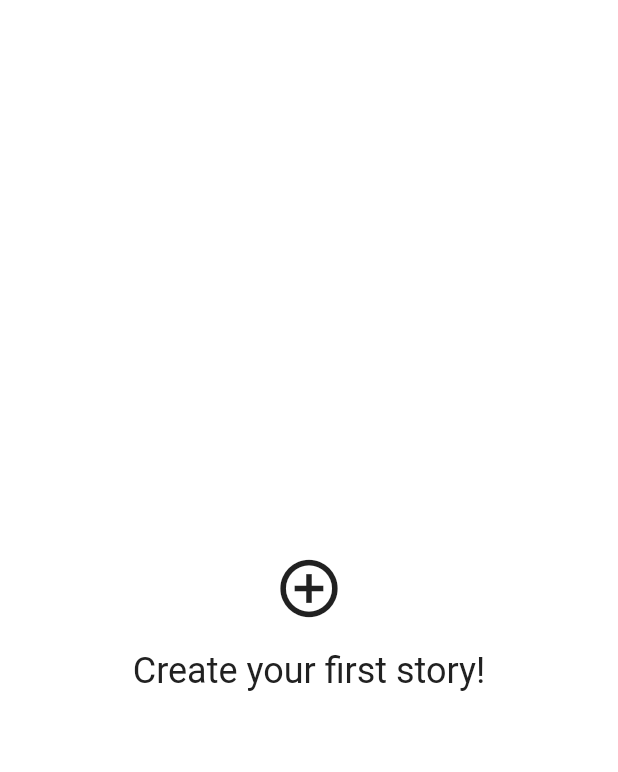
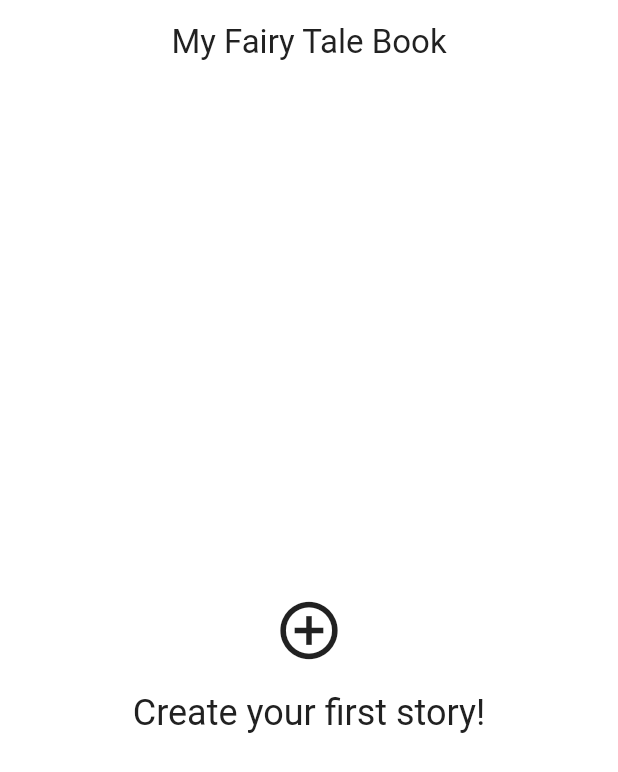
Before and after one commit to grycmat/pillow-of-dreams, a Flutter app: the DashboardPage screen opened by its route, on a phone screen of 412 x 824 dp. Shown: the top 772 px of the screen. Run offline on Flutter 3.47's test engine with Material 2 defaults, Android fonts, the phone set to English and light mode, and no system bars; our stand-ins replace dio, flutter_dotenv, flutter_spinkit, get_it, go_router, injectable and 1 more; accounts and stored records are empty; generated files the repository leaves out were written again.

Commit message:
ready to beta release

```diff
--- a/lib/l10n/intl_en.arb
+++ b/lib/l10n/intl_en.arb
@@ -20,5 +20,6 @@
   "save": "Save",
   "cancel": "Cancel",
   "nameTheStory": "Name the Story",
-  "pillowOfDreams": "Pillow Of Dreams"
+  "pillowOfDreams": "Pillow Of Dreams",
+  "myFairyTaleBook":  "My Fairy Tale Book"
 }
--- a/lib/l10n/intl_pl.arb
+++ b/lib/l10n/intl_pl.arb
@@ -20,5 +20,6 @@
   "save": "Zapisz",
   "cancel": "Anuluj",
   "nameTheStory": "Nazwij swoją historię",
-  "pillowOfDreams": "Poduszka Marzeń"
+  "pillowOfDreams": "Poduszka Marzeń",
+  "myFairyTaleBook":  "Moja Księga Baśni"
 }
--- a/lib/pages/dashboard.page.dart
+++ b/lib/pages/dashboard.page.dart
@@ -13,6 +13,7 @@ class DashboardPage extends StatelessWidget {
   @override
   Widget build(BuildContext context) {
     return Scaffold(
+      appBar: AppBar(title: Text(S.of(context).myFairyTaleBook), centerTitle: true, leading: Container(),),
       body: SafeArea(
         bottom: false,
         top: true,
--- a/lib/pages/generator.page.dart
+++ b/lib/pages/generator.page.dart
@@ -67,7 +67,10 @@ class _GeneratorPageState extends State<GeneratorPage> {
           onPressed: () {
             context.go('/dashboard');
           },
-          icon: Icon(Icons.cancel_outlined, color: colorScheme.primary,),
+          icon: Icon(
+            Icons.cancel_outlined,
+            color: colorScheme.primary,
+          ),
         ),
       ),
       body: SafeArea(
--- a/lib/widgets/generate-story-tab.widget.dart
+++ b/lib/widgets/generate-story-tab.widget.dart
@@ -101,9 +101,9 @@ class _GenerateStoryTabState extends State<GenerateStoryTab> {
                     children: [
                       TextField(
                         controller: _storyNameController,
-                        decoration: const InputDecoration(
-                          border: OutlineInputBorder(),
-                          label: Text('Name the Story'),
+                        decoration: InputDecoration(
+                          border: const OutlineInputBorder(),
+                          label: Text(S.of(context).nameTheStory),
                         ),
                       ),
                       Row(
```
Also changed, not shown: lib/pages/read_story.page.dart (+15 -3 lines), lib/generated/intl/messages_en.dart, lib/generated/intl/messages_pl.dart, lib/generated/l10n.dart.
